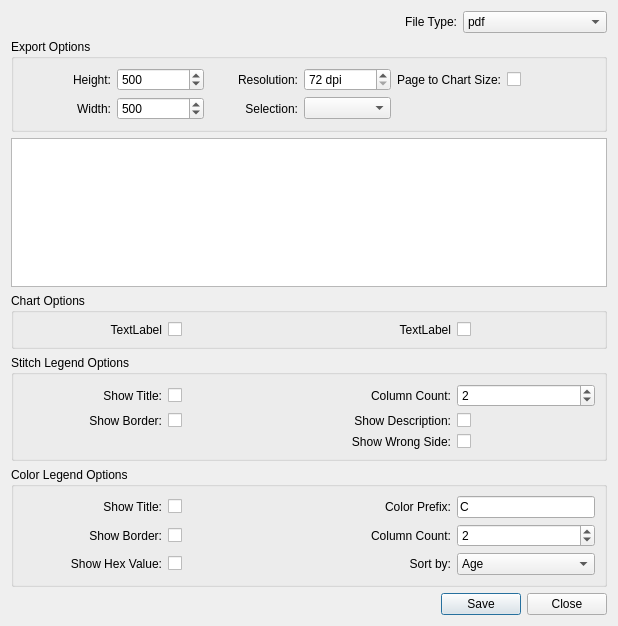
Old version of the form src/export.ui in the repository iPenguin/CrochetCharts.
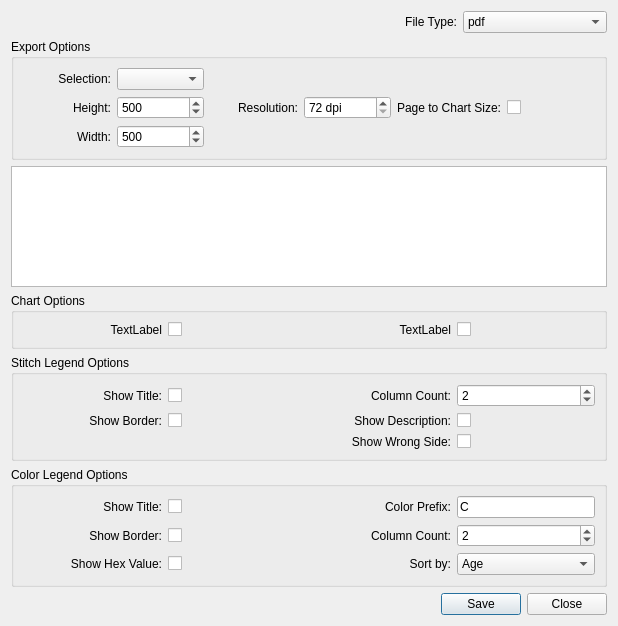
New version of the form.

Commit message:
Minor changes to the export dialog.
Move Selection to top of dialog.
Show first chart if "All Charts" is selected.
fix tab order.

```diff
--- a/src/export.ui
+++ b/src/export.ui
@@ -23,7 +23,7 @@
       <string>Export Options</string>
      </property>
      <layout class="QGridLayout" name="gridLayout_3">
-      <item row="0" column="0">
+      <item row="1" column="0">
        <widget class="QLabel" name="heightLbl">
         <property name="text">
          <string>Height:</string>
@@ -36,7 +36,7 @@
         </property>
        </widget>
       </item>
-      <item row="0" column="1">
+      <item row="1" column="1">
        <widget class="QSpinBox" name="height">
         <property name="minimum">
          <number>10</number>
@@ -49,23 +49,7 @@
         </property>
        </widget>
       </item>
-      <item row="1" column="2">
-       <widget class="QLabel" name="selectionLbl">
-        <property name="text">
-         <string>Selection:</string>
-        </property>
-        <property name="alignment">
-         <set>Qt::AlignRight|Qt::AlignTrailing|Qt::AlignVCenter</set>
-        </property>
-        <property name="buddy">
-         <cstring>chartSelection</cstring>
-        </property>
-       </widget>
-      </item>
       <item row="1" column="3">
-       <widget class="QComboBox" name="chartSelection"/>
-      </item>
-      <item row="0" column="3">
        <widget class="QSpinBox" name="resolution">
         <property name="suffix">
          <string> dpi</string>
@@ -78,7 +62,7 @@
         </property>
        </widget>
       </item>
-      <item row="1" column="1">
+      <item row="2" column="1">
        <widget class="QSpinBox" name="width">
         <property name="minimum">
          <number>10</number>
@@ -91,7 +75,7 @@
         </property>
        </widget>
       </item>
-      <item row="0" column="2">
+      <item row="1" column="2">
        <widget class="QLabel" name="resolutionLbl">
         <property name="text">
          <string>Resolution:</string>
@@ -104,7 +88,7 @@
         </property>
        </widget>
       </item>
-      <item row="1" column="0">
+      <item row="2" column="0">
        <widget class="QLabel" name="widthLbl">
         <property name="text">
          <string>Width:</string>
@@ -117,14 +101,14 @@
         </property>
        </widget>
       </item>
-      <item row="0" column="5">
+      <item row="1" column="5">
        <widget class="QCheckBox" name="pageToChartSize">
         <property name="text">
          <string/>
         </property>
        </widget>
       </item>
-      <item row="0" column="4">
+      <item row="1" column="4">
        <widget class="QLabel" name="pageSizeLbl">
         <property name="text">
          <string>Page to Chart Size:</string>
@@ -137,6 +121,22 @@
         </property>
        </widget>
       </item>
+      <item row="0" column="0">
+       <widget class="QLabel" name="selectionLbl">
+        <property name="text">
+         <string>Selection:</string>
+        </property>
+        <property name="alignment">
+         <set>Qt::AlignRight|Qt::AlignTrailing|Qt::AlignVCenter</set>
+        </property>
+        <property name="buddy">
+         <cstring>chartSelection</cstring>
+        </property>
+       </widget>
+      </item>
+      <item row="0" column="1">
+       <widget class="QComboBox" name="chartSelection"/>
+      </item>
      </layout>
     </widget>
    </item>
```
Left out of the diff: 2 changed lines with no effect on the pictures. The commit also changes 1 other file.
